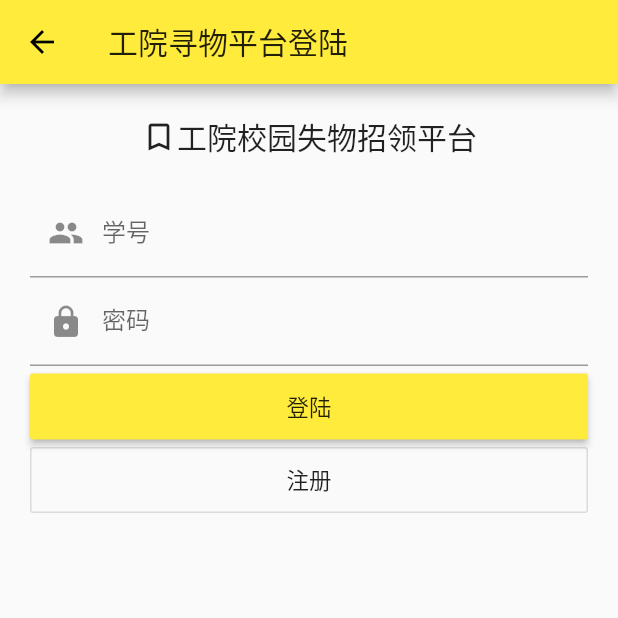
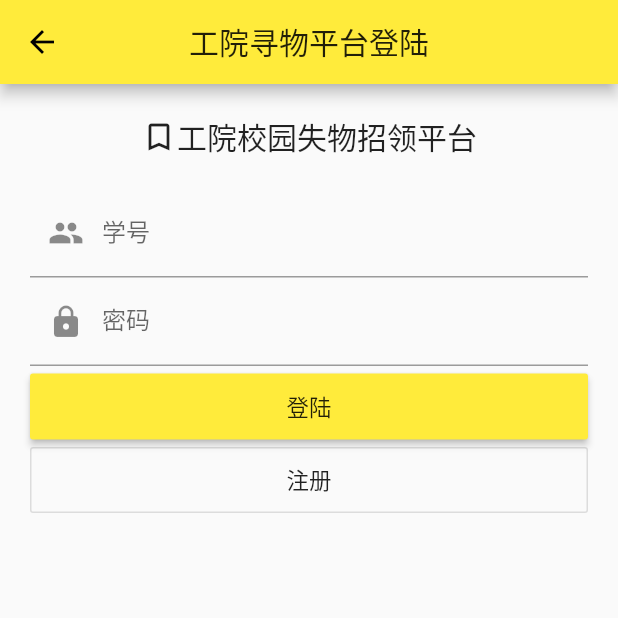
Before and after one commit to Acmenlei/school_App, a Flutter app: the screen it shows after launch, item 4 of the bottom bar chosen, after a tap on the "chevron right" icon, on a phone screen of 412 x 824 dp, the top half of it. Run offline on Flutter 3.47's test engine with Material 2 defaults, Android fonts, the phone set to English and light mode, and no system bars; our stand-ins replace dio; network calls fail.

Commit message:
登陆注册功能的实现

```diff
--- a/lib/Login/Login.dart
+++ b/lib/Login/Login.dart
@@ -1,4 +1,5 @@
 import 'package:flutter/material.dart';
+import 'package:flutter_app/Register/regiter.dart';
 import 'package:flutter_app/Tools/LoadingDialog/LoadingDialog.dart';
 import 'package:flutter_app/Tools/Model/profile_model.dart';
 import 'package:flutter_app/Tools/Toast/Toast.dart';
@@ -18,7 +19,7 @@ class LoginState extends State<Login> {
   GlobalKey<FormState> loginFormState = GlobalKey();
   Widget build(BuildContext context) {
     return Scaffold(
-      appBar: AppBar(title: Text('工院寻物平台登陆')),
+      appBar: AppBar(title: Text('工院寻物平台登陆'),centerTitle: true,),
       body: Padding(
           padding: EdgeInsets.all(20),
           child: Form(
@@ -47,7 +48,7 @@ class LoginState extends State<Login> {
                       }
                     },
                     decoration: InputDecoration(
-                        labelText: '密码', prefixIcon: Icon(Icons.lock)),
+                    labelText: '密码', prefixIcon: Icon(Icons.lock)),
                     obscureText: true,
                   ),
                   Column(
@@ -103,7 +104,11 @@ class LoginState extends State<Login> {
                         width: double.infinity,
                         height: 44,
                         child: OutlineButton(
-                          onPressed: () => print('注册'),
+                          onPressed:() {
+                            Navigator.of(context).push(
+                              MaterialPageRoute(builder: (context) => Register())
+                            );
+                          },
                           child: Text('注册', style: TextStyle(fontSize: 15)),
                         ),
                       )
--- a/lib/components/home/home.dart
+++ b/lib/components/home/home.dart
@@ -13,7 +13,7 @@ class Homecontent extends State<HomePage> {
   Widget build(BuildContext context) {
     // TODO: implement build
     return Scaffold(
-      appBar: AppBar(title: Text('首页'),),
+      appBar: AppBar(title: Text('江西工业工程职业技术学院寻物平台'),centerTitle: true,),
       body: Container(child: Text('首页'),),
     );
   }
--- a/lib/components/lose/lose.dart
+++ b/lib/components/lose/lose.dart
@@ -1,9 +1,9 @@
 import 'package:flutter/material.dart';
+import 'package:flutter_app/components/lose/losePublish.dart';
 
 class LosePage extends StatefulWidget {
   @override
   State<StatefulWidget> createState() {
-    // TODO: implement createState
     return Losecontent();
   }
 }
@@ -11,10 +11,41 @@ class LosePage extends StatefulWidget {
 class Losecontent extends State<LosePage> {
   @override
   Widget build(BuildContext context) {
-    // TODO: implement build
     return Scaffold(
-      appBar: AppBar(title: Text('寻物启示'),),
-      body: Container(child: Text('寻物启事')),
+      appBar: AppBar(
+        title: Text('寻物启示'),
+        centerTitle: true,
+      ),
+      body: getLoseContent(),
+    );
+  }
+
+  // 1. 寻物启事模块widget
+  Widget getLoseContent() {
+    return Stack(
+      children: <Widget>[
+        ListView( children: <Widget>[ Column( children: loseContent())]),
+        Positioned(
+            bottom: 30,
+            right: 30,
+            child: FloatingActionButton(
+                heroTag: "发布寻物启事",
+                onPressed: losePublishPage,
+                backgroundColor: Colors.yellow,
+                child: Icon(Icons.add, color: Colors.black54),)),
+      ],
+    );
+  }
+  // 2. 寻物启事内容
+  List<Widget> loseContent() {
+    return List.generate(30, (int index) {
+              return Text("我是第$index");
+        });
+  }
+  // 3. 内容跳转
+  void losePublishPage() {
+    Navigator.of(context).push(
+      MaterialPageRoute(builder: (context) => LoseInfoPublish())
     );
   }
 }
--- a/lib/components/pick/pick.dart
+++ b/lib/components/pick/pick.dart
@@ -13,8 +13,29 @@ class Pickcontent extends State<PickPage> {
   Widget build(BuildContext context) {
     // TODO: implement build
     return Scaffold(
-      appBar: AppBar(title: Text('失物招领'),),
-      body: Container(child: Text('失物招领')),
+      appBar: AppBar(title: Text('失物招领'), centerTitle: true,),
+      body: getPickContent(),
     );
   }
+  // 1. 失物招领模块
+    Widget getPickContent() {
+    return Stack(
+      children: <Widget>[
+        ListView( children: <Widget>[ Column( children: pickContent())]),
+        Positioned(
+            bottom: 30,
+            right: 30,
+            child: FloatingActionButton(
+                onPressed: () => print('发布信息'),
+                backgroundColor: Colors.yellow,
+                child: Icon(Icons.add, color: Colors.black54))),
+      ],
+    );
+  }
+  // 2. 失物招领内容
+  List<Widget> pickContent() {
+    return List.generate(30, (int index) {
+              return Text("我是第$index");
+        });
+  }
 }
--- a/lib/components/profile/profile.dart
+++ b/lib/components/profile/profile.dart
@@ -18,7 +18,7 @@ class Profilecontent extends State<ProfilePage> {
   @override
   Widget build(BuildContext context) {
     return Scaffold(
-      appBar: AppBar(title: Text('个人信息')),
+      appBar: AppBar(title: Text('个人信息'), centerTitle: true,),
       body: Container(
           padding: EdgeInsets.all(20),
           child: ListView(
--- a/lib/main.dart
+++ b/lib/main.dart
@@ -1,6 +1,5 @@
 import 'package:flutter/material.dart';
 import 'package:flutter_app/components/home/home.dart';
-import 'package:flutter_app/Login/login.dart';
 import 'package:flutter_app/components/lose/lose.dart';
 import 'package:flutter_app/components/pick/pick.dart';
 import 'package:flutter_app/components/profile/profile.dart';
@@ -11,9 +10,7 @@ main() => runApp(MyApp());
 // 页面结构
 class MyApp extends StatefulWidget {
   @override
-  State<StatefulWidget> createState() {
-    return MyAppcontent();
-  }
+  State<StatefulWidget> createState() => MyAppcontent();
 }
 
 class MyAppcontent extends State<MyApp> {
@@ -23,13 +20,7 @@ class MyAppcontent extends State<MyApp> {
     return MaterialApp(
       theme: ThemeData(primaryColor: Colors.yellow),
       title: 'Flutter',
-      routes: {
-        '/profile': (context) => ProfilePage(),
-        '/home': (context) => HomePage(),
-        '/lose': (context) => LosePage(),
-        '/pick': (context) => PickPage(),
-        '/login': (context) => Login()
-      },
+      debugShowCheckedModeBanner: false,
       home: Scaffold( // 标题
         bottomNavigationBar: BottomNavigationBar(
           onTap: (int index) {
```
Also changed, not shown: lib/Register/regiter.dart (added, +196 -0 lines), lib/components/lose/losePublish.dart (added, +16 -0 lines).
